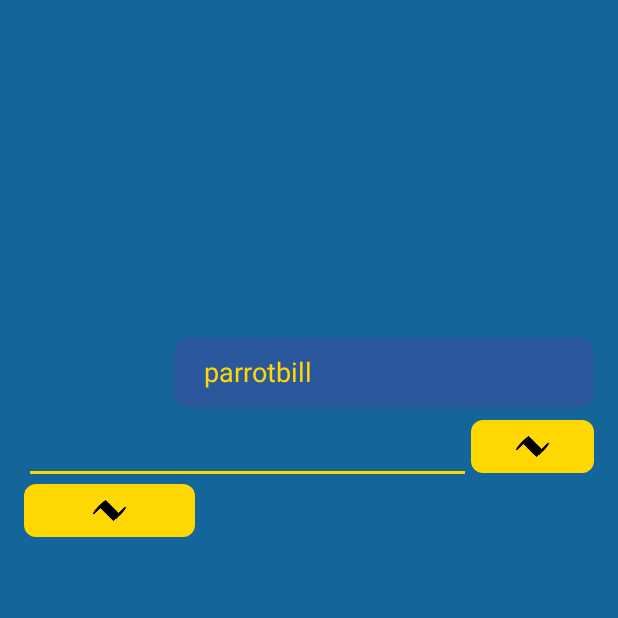
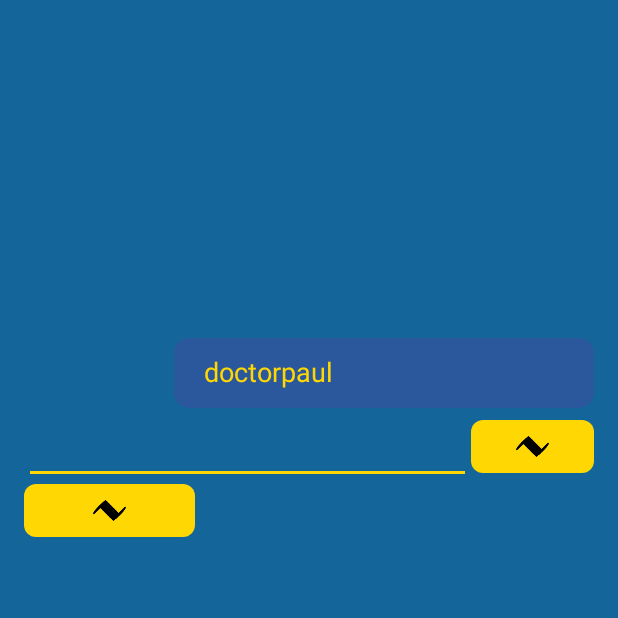
Before and after one commit to YoinkBird/chirp, an Android app: the screen it shows after launch (MainActivity), after a tap on "Chirp", on a phone screen of 412 x 824 dp, the part 618-1236 px from its top. Run offline under Robolectric (Android 15) with nearby library versions, the phone set to English and light mode, and no system bars; libraries missing offline, so code that uses them is left out: io.chirp.sdk; 6 statements that could not run were skipped.

Commit message:
refactor: making beacon more real-world like

```diff
--- a/Messenger/app/src/main/java/io/chirp/messenger/MainActivity.java
+++ b/Messenger/app/src/main/java/io/chirp/messenger/MainActivity.java
@@ -45,6 +45,7 @@ public class MainActivity extends AppCompatActivity
 
     private static final int RESULT_REQUEST_RECORD_AUDIO = 0;
     private static final String TAG = "Messenger";
+    public final static String BROADCAST_ID = "doctorpaul";
 
     private MessengerApplication app;
     private ChirpSDK chirpSDK;
@@ -195,7 +196,7 @@ public class MainActivity extends AppCompatActivity
           String sendText = ((TextView) findViewById(R.id.sendText)).getText().toString();
           // hack for dev - send the broadcast id when the button is pressed
           if (sendText.length() == 0){
-            sendText = "parrotbill";
+            sendText = BROADCAST_ID;
             //return;
           }
 
```
